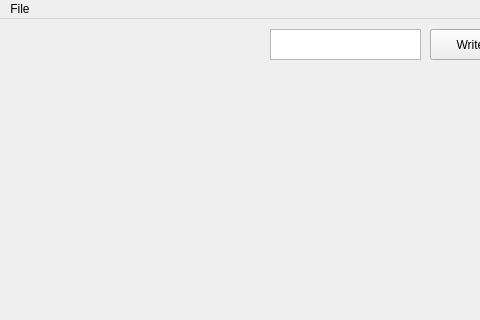
Before: the Qt Designer form main.ui in dddushesss/RealtimeRecognise, drawn with Qt 5; both pictures show x 0 to 480 and y 0 to 320 of the 808 by 617 pixel window.
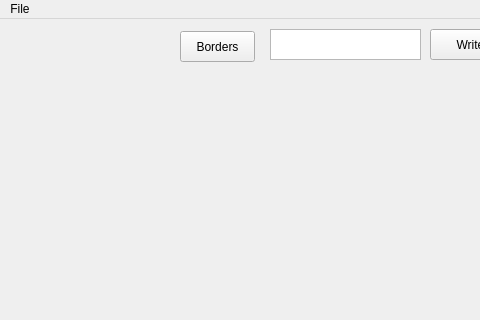
After: the same form once the commit is applied.

Patch:
```diff
--- a/main.ui
+++ b/main.ui
@@ -94,6 +94,19 @@
      </rect>
     </property>
    </widget>
+   <widget class="QPushButton" name="bordersButton">
+    <property name="geometry">
+     <rect>
+      <x>180</x>
+      <y>12</y>
+      <width>75</width>
+      <height>31</height>
+     </rect>
+    </property>
+    <property name="text">
+     <string>Borders</string>
+    </property>
+   </widget>
   </widget>
   <widget class="QMenuBar" name="menubar">
    <property name="geometry">
```
